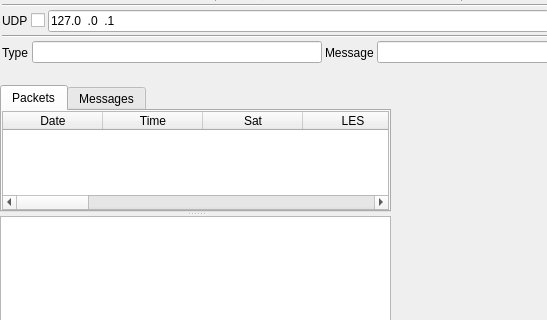
Above: plugins/channelrx/demodinmarsat/inmarsatdemodgui.ui from f4exb/sdrangel before the change; both pictures show x 0 to 547 and y 85 to 405 of the 1116 by 856 pixel window. Below: the same form after it.
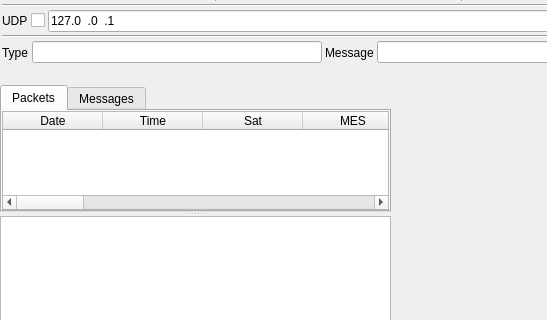
That is the form after the change. Icons and pictures are not drawn. Custom widgets are drawn as their Qt base class.

Commit message: Add MES column. Decode additional fields.

Patch:
```diff
--- a/plugins/channelrx/demodinmarsat/inmarsatdemodgui.ui
+++ b/plugins/channelrx/demodinmarsat/inmarsatdemodgui.ui
@@ -854,7 +854,15 @@
              <string>Sat</string>
             </property>
             <property name="toolTip">
-             <string>Satellite</string>
+             <string>Satellite region</string>
+            </property>
+           </column>
+           <column>
+            <property name="text">
+             <string>MES</string>
+            </property>
+            <property name="toolTip">
+             <string>Mobile Earth Station</string>
             </property>
            </column>
            <column>
@@ -865,14 +873,6 @@
              <string>Land Earth Station</string>
             </property>
            </column>
-           <column>
-            <property name="text">
-             <string>MsgId</string>
-            </property>
-            <property name="toolTip">
-             <string>Message ID</string>
-            </property>
-           </column>
            <column>
             <property name="text">
              <string>Type</string>
@@ -913,6 +913,14 @@
              <string>Downlink frequency</string>
             </property>
            </column>
+           <column>
+            <property name="text">
+             <string>MsgId</string>
+            </property>
+            <property name="toolTip">
+             <string>Message ID</string>
+            </property>
+           </column>
            <column>
             <property name="text">
              <string>Priority</string>
```
Left out of the diff: 24 changed lines with no effect on the pictures. The commit also changes 3 other files.
